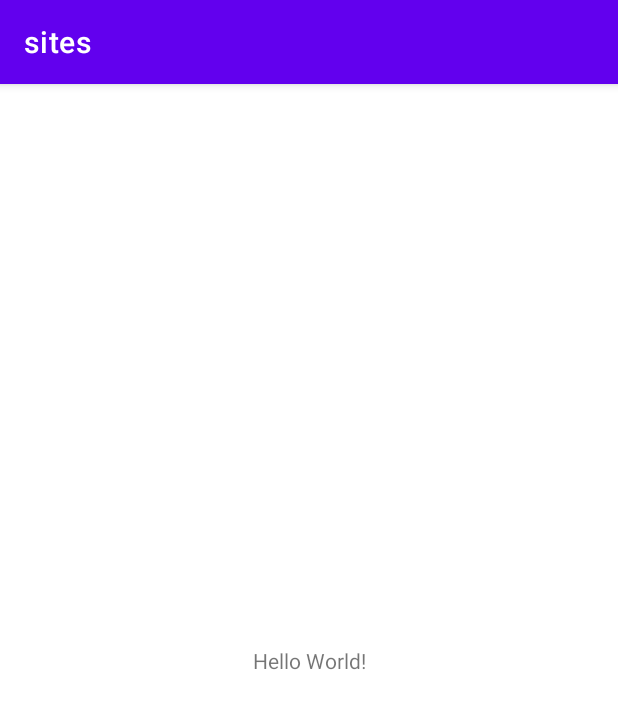
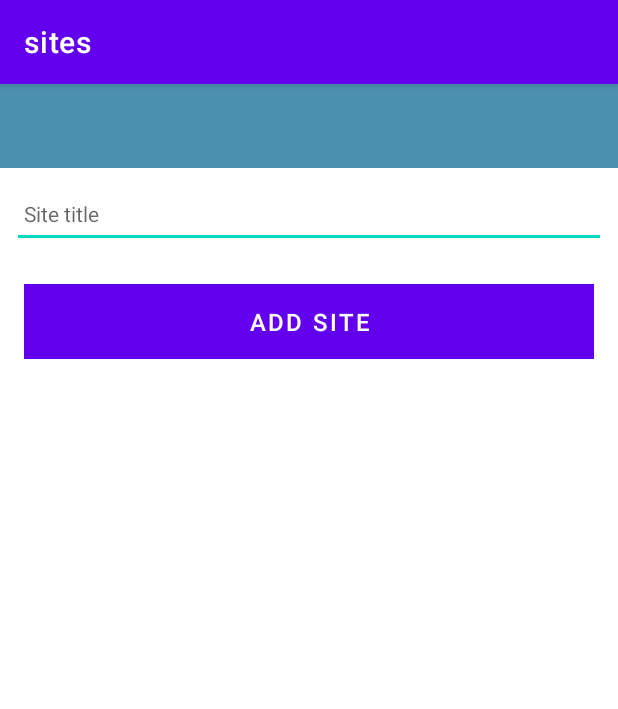
Before and after one commit to MasiSchneider/KAPK_archeological_sites, an Android app: the screen it shows after launch (MainActivity before the commit, SiteActivity after it), on a phone screen of 412 x 824 dp. Shown: the top 709 px of the screen. Run offline under Robolectric (Android 15) with nearby library versions, the phone set to English and light mode, and no system bars; 1 statement that could not run was skipped.

Commit message:
V1 - First Activity

```diff
--- a/app/build.gradle
+++ b/app/build.gradle
@@ -1,14 +1,13 @@
-plugins {
-    id 'com.android.application'
-    id 'kotlin-android'
-}
+apply plugin: 'com.android.application'
+apply plugin: 'kotlin-android'
+apply plugin: 'kotlin-android-extensions'
 
 android {
     compileSdkVersion 30
     buildToolsVersion "30.0.3"
 
     defaultConfig {
-        applicationId "org.wit.sites"
+        applicationId "org.wit.site"
         minSdkVersion 23
         targetSdkVersion 30
         versionCode 1
@@ -33,13 +32,14 @@ android {
 }
 
 dependencies {
-
+    implementation 'com.google.android.material:material:1.2.1'
+    implementation 'org.jetbrains.anko:anko-commons:0.10.8'
     implementation "org.jetbrains.kotlin:kotlin-stdlib:$kotlin_version"
     implementation 'androidx.core:core-ktx:1.3.2'
     implementation 'androidx.appcompat:appcompat:1.2.0'
     implementation 'com.google.android.material:material:1.2.1'
     implementation 'androidx.constraintlayout:constraintlayout:2.0.4'
-    testImplementation 'junit:junit:4.+'
+    testImplementation 'junit:junit:4.13.1'
     androidTestImplementation 'androidx.test.ext:junit:1.1.2'
     androidTestImplementation 'androidx.test.espresso:espresso-core:3.3.0'
 }
--- a/app/src/main/AndroidManifest.xml
+++ b/app/src/main/AndroidManifest.xml
@@ -3,13 +3,14 @@
     package="org.wit.sites">
 
     <application
+        android:fullBackupContent="true"
         android:allowBackup="true"
         android:icon="@mipmap/ic_launcher"
         android:label="@string/app_name"
         android:roundIcon="@mipmap/ic_launcher_round"
         android:supportsRtl="true"
         android:theme="@style/Theme.Sites">
-        <activity android:name=".MainActivity">
+        <activity android:name=".activities.SiteActivity">
             <intent-filter>
                 <action android:name="android.intent.action.MAIN" />
 
--- a/app/src/main/java/org/wit/sites/MainActivity.kt
+++ /dev/null
@@ -1,11 +0,0 @@
-package org.wit.sites
-
-import androidx.appcompat.app.AppCompatActivity
-import android.os.Bundle
-
-class MainActivity : AppCompatActivity() {
-    override fun onCreate(savedInstanceState: Bundle?) {
-        super.onCreate(savedInstanceState)
-        setContentView(R.layout.activity_main)
-    }
-}
--- /dev/null
+++ b/app/src/main/java/org/wit/sites/activities/SiteActivity.kt
@@ -0,0 +1,32 @@
+package org.wit.sites.activities
+
+import android.os.Bundle
+import androidx.appcompat.app.AppCompatActivity
+import org.jetbrains.anko.AnkoLogger
+import org.jetbrains.anko.info
+import org.wit.sites.R
+import kotlinx.android.synthetic.main.activity_site.*
+import org.jetbrains.anko.toast
+import org.wit.sites.models.SiteModel
+
+class SiteActivity : AppCompatActivity(), AnkoLogger {
+
+    var site = SiteModel()
+
+    override fun onCreate(savedInstanceState: Bundle?) {
+        super.onCreate(savedInstanceState)
+        setContentView(R.layout.activity_site)
+        info("Site Activity started..")
+
+        btnAdd.setOnClickListener() {
+            site.title = siteTitle.text.toString()
+            if (site.title.isNotEmpty()) {
+                info("add Button Pressed: " + site.title)
+            }
+            else {
+                toast ("Please Enter a title")
+            }
+        }
+
+    }
+}
--- /dev/null
+++ b/app/src/main/java/org/wit/sites/models/SiteModel.kt
@@ -0,0 +1,3 @@
+package org.wit.sites.models
+
+data class SiteModel(var title: String = "")
--- a/app/src/main/res/layout/activity_main.xml
+++ /dev/null
@@ -1,18 +0,0 @@
-<?xml version="1.0" encoding="utf-8"?>
-<androidx.constraintlayout.widget.ConstraintLayout xmlns:android="http://schemas.android.com/apk/res/android"
-    xmlns:app="http://schemas.android.com/apk/res-auto"
-    xmlns:tools="http://schemas.android.com/tools"
-    android:layout_width="match_parent"
-    android:layout_height="match_parent"
-    tools:context=".MainActivity">
-
-    <TextView
-        android:layout_width="wrap_content"
-        android:layout_height="wrap_content"
-        android:text="Hello World!"
-        app:layout_constraintBottom_toBottomOf="parent"
-        app:layout_constraintLeft_toLeftOf="parent"
-        app:layout_constraintRight_toRightOf="parent"
-        app:layout_constraintTop_toTopOf="parent" />
-
-</androidx.constraintlayout.widget.ConstraintLayout>
--- /dev/null
+++ b/app/src/main/res/layout/activity_site.xml
@@ -0,0 +1,73 @@
+<?xml version="1.0" encoding="utf-8"?>
+<androidx.constraintlayout.widget.ConstraintLayout
+    xmlns:android="http://schemas.android.com/apk/res/android"
+    xmlns:app="http://schemas.android.com/apk/res-auto"
+    xmlns:tools="http://schemas.android.com/tools"
+    android:layout_width="match_parent"
+    android:layout_height="match_parent"
+    tools:context="org.wit.sites.activities.SiteActivity">
+
+    <RelativeLayout
+        android:layout_width="match_parent"
+        android:layout_height="wrap_content"
+        app:layout_constraintBottom_toBottomOf="parent"
+        app:layout_constraintTop_toTopOf="parent">
+
+        <com.google.android.material.appbar.AppBarLayout
+            android:id="@+id/appBarLayout"
+            android:layout_width="match_parent"
+            android:layout_height="wrap_content"
+            android:background="@color/colorAccent"
+            android:fitsSystemWindows="true"
+            app:elevation="0dip"
+            app:theme="@style/ThemeOverlay.AppCompat.Dark.ActionBar">
+
+            <androidx.appcompat.widget.Toolbar
+                android:id="@+id/toolbarAdd"
+                android:layout_width="match_parent"
+                android:layout_height="wrap_content"
+                app:titleTextColor="@color/colorPrimary" />
+        </com.google.android.material.appbar.AppBarLayout>
+
+        <ScrollView
+            android:layout_width="match_parent"
+            android:layout_height="match_parent"
+            android:layout_below="@id/appBarLayout"
+            android:fillViewport="true">
+
+            <LinearLayout
+                android:layout_width="match_parent"
+                android:layout_height="wrap_content"
+                android:orientation="vertical">
+
+                <EditText
+                    android:id="@+id/siteTitle"
+                    android:layout_width="match_parent"
+                    android:layout_height="45dp"
+                    android:layout_margin="8dp"
+                    android:autofillHints=""
+                    android:hint="@string/hint_siteTitle"
+                    android:inputType="text"
+                    android:maxLength="25"
+                    android:maxLines="1"
+                    android:padding="8dp"
+                    android:textColor="@color/colorPrimaryDark"
+                    android:textSize="14sp" />
+
+                <Button
+                    android:id="@+id/btnAdd"
+                    android:layout_width="match_parent"
+                    android:layout_height="wrap_content"
+                    android:layout_margin="16dp"
+                    android:background="@color/colorAccent"
+                    android:paddingTop="8dp"
+                    android:paddingBottom="8dp"
+                    android:stateListAnimator="@null"
+                    android:text="@string/button_addSite"
+                    android:textColor="@color/colorPrimary"
+                    android:textSize="16sp" />
+            </LinearLayout>
+        </ScrollView>
+
+    </RelativeLayout>
+</androidx.constraintlayout.widget.ConstraintLayout>
--- a/app/src/main/res/values/colors.xml
+++ b/app/src/main/res/values/colors.xml
@@ -7,4 +7,8 @@
     <color name="teal_700">#FF018786</color>
     <color name="black">#FF000000</color>
     <color name="white">#FFFFFFFF</color>
+
+    <color name="colorPrimary">#FFFFFF</color>
+    <color name="colorPrimaryDark">#000000</color>
+    <color name="colorAccent">#4c90af</color>
 </resources>
--- a/app/src/main/res/values/strings.xml
+++ b/app/src/main/res/values/strings.xml
@@ -1,3 +1,5 @@
 <resources>
     <string name="app_name">sites</string>
+    <string name="button_addSite">Add site</string>
+    <string name="hint_siteTitle">Site title</string>
 </resources>
--- /dev/null
+++ b/app/src/main/res/values/styles.xml
@@ -0,0 +1,6 @@
+<?xml version="1.0" encoding="utf-8"?>
+<resources>
+    <style name="AppTheme" parent="Theme.AppCompat.Light.NoActionBar">
+
+    </style>
+</resources>
```
